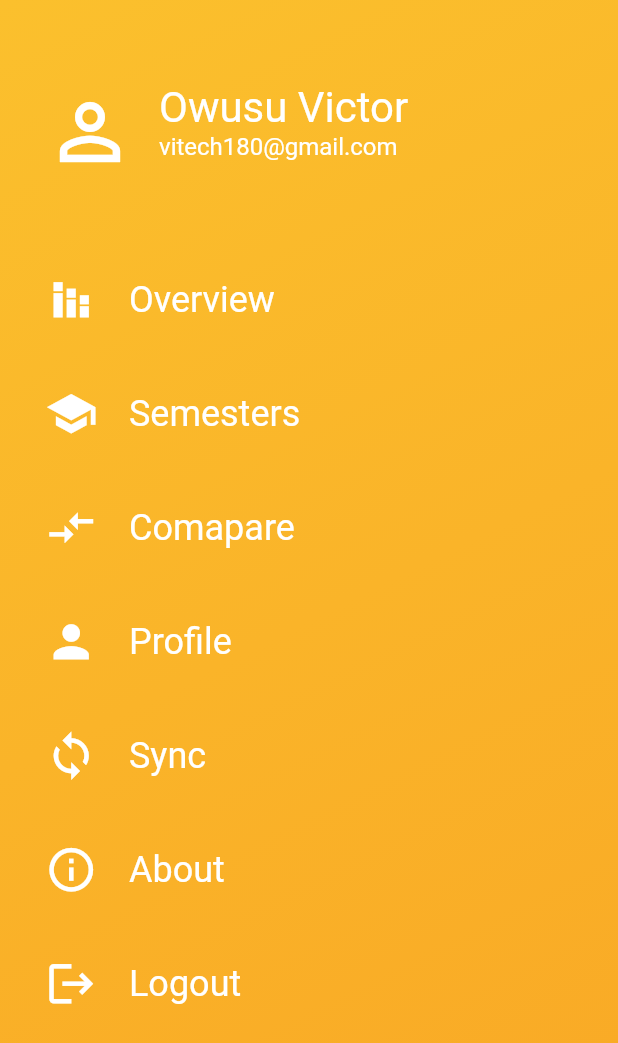
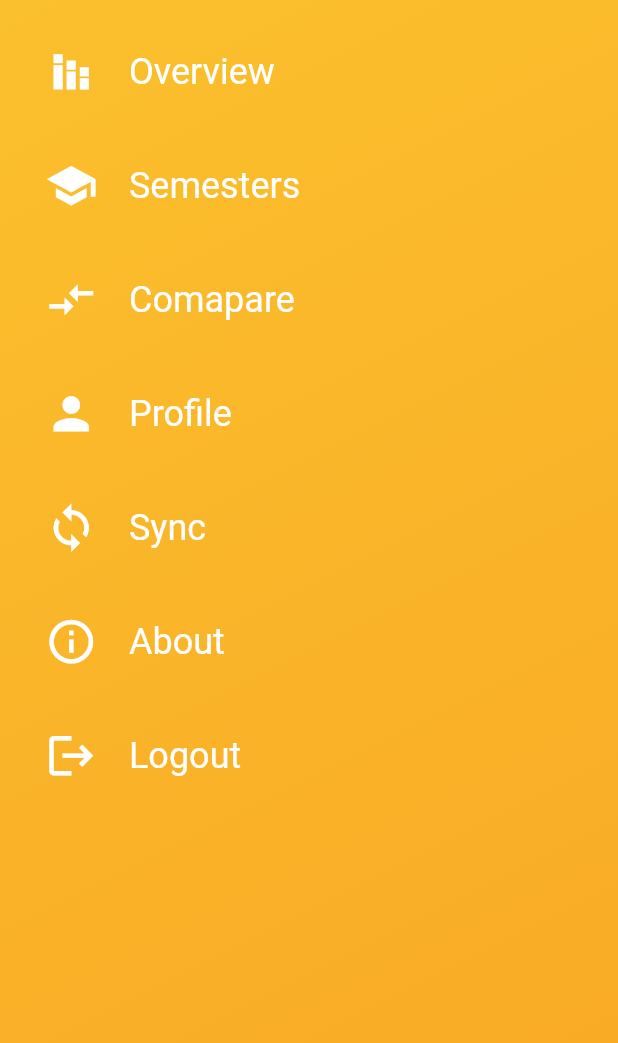
Before and after one commit to ANU-TEAM/anu-cgpa-moible-ui, a Flutter app: the DrawerWidget widget shown alone on an empty page, opened directly, on a phone screen of 412 x 824 dp. Shown: the top 1043 px of the screen. Run offline on Flutter 3.47's test engine with Material 2 defaults, Android fonts, the phone set to English and light mode, and no system bars; our stand-ins replace flutter_slidable, flutter_svg, moor; generated files the repository leaves out were written again.

Commit message:
Remove  profile drawer item from Drawer widget.

```diff
--- a/lib/widgets/Drawer.dart
+++ b/lib/widgets/Drawer.dart
@@ -21,29 +21,29 @@ class DrawerWidget extends StatelessWidget {
       child: ListView(
         padding: EdgeInsets.only(left: 30),
         children: [
-          ListTile(
-            contentPadding: EdgeInsets.only(top: 50, bottom: 30),
-            leading: Icon(
-              Icons.person_outline,
-              size: 60,
-              color: Colors.white,
-            ),
-            title: Text(
-              'Owusu Victor',
-              style: TextStyle(
-                color: Colors.white,
-                fontSize: 28,
-              ),
-            ),
-            subtitle: Text(
-              'vitech180@gmail.com',
-              style: TextStyle(
-                color: Colors.white,
-                fontSize: 16,
-              ),
-            ),
-            onTap: () {},
-          ),
+          // ListTile(
+          //   contentPadding: EdgeInsets.only(top: 50, bottom: 30),
+          //   leading: Icon(
+          //     Icons.person_outline,
+          //     size: 60,
+          //     color: Colors.white,
+          //   ),
+          //   title: Text(
+          //     'Owusu Victor',
+          //     style: TextStyle(
+          //       color: Colors.white,
+          //       fontSize: 28,
+          //     ),
+          //   ),
+          //   subtitle: Text(
+          //     'vitech180@gmail.com',
+          //     style: TextStyle(
+          //       color: Colors.white,
+          //       fontSize: 16,
+          //     ),
+          //   ),
+          //   onTap: () {},
+          // ),
 
           //Overview
           ListTile(
```
Also changed, not shown: todo.txt (+10 -1 lines).
